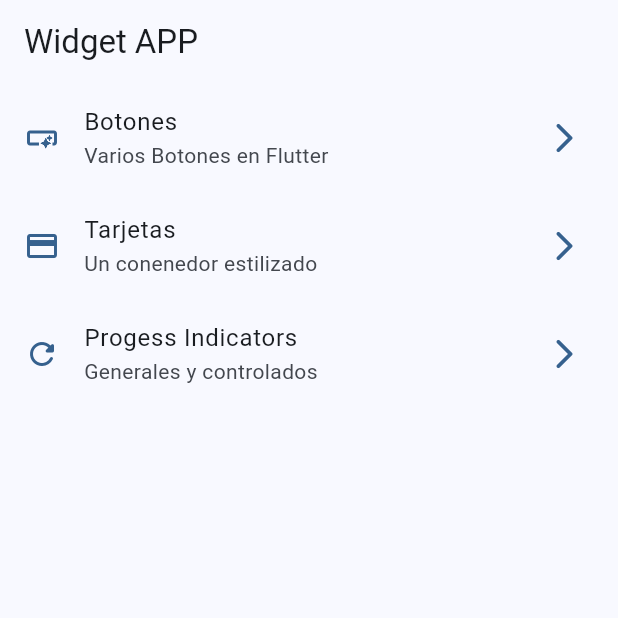
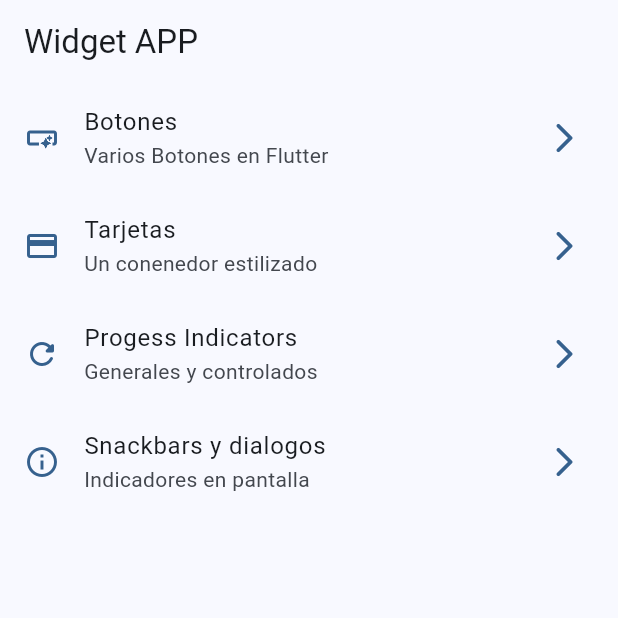
Before and after one commit to EFDEZZ/widgets_app, a Flutter app: the screen it shows after launch, on a phone screen of 412 x 824 dp, the top half of it. Run offline on Flutter 3.47's test engine with Material 3 defaults, Android fonts, the phone set to English and light mode, and no system bars; our stand-ins replace go_router.

Commit message:
snackbars y dialogos finished

```diff
--- a/lib/config/menu/items/menu_items.dart
+++ b/lib/config/menu/items/menu_items.dart
@@ -32,4 +32,10 @@ List<MenuItems> appMenuItems = [
     links: "/progress",
     icon: Icons.refresh_rounded,
     ),
+  MenuItems(
+    title: "Snackbars y dialogos",
+    subtitle: "Indicadores en pantalla",
+    links: "/snackbar",
+    icon: Icons.info_outline,
+    ),
 ];
--- a/lib/main.dart
+++ b/lib/main.dart
@@ -12,6 +12,7 @@ class MainApp extends StatelessWidget {
   @override
   Widget build(BuildContext context) {
     return MaterialApp.router(
+      title: "APP Widgets",
       routerConfig: router,
       theme: Themes(selectedColor: 1).getTheme(),
       debugShowCheckedModeBanner: false,
--- a/lib/presentation/screens/home/home_screen.dart
+++ b/lib/presentation/screens/home/home_screen.dart
@@ -11,6 +11,7 @@ class HomeScreen extends StatelessWidget {
       appBar: AppBar(
         title: const Text("Widget APP"),
       ),
+
       body: const _HomeView(),
     );
   }
```
Also changed, not shown: lib/presentation/screens/snackbar/snackbar_screen.dart (+62 -1 lines).
